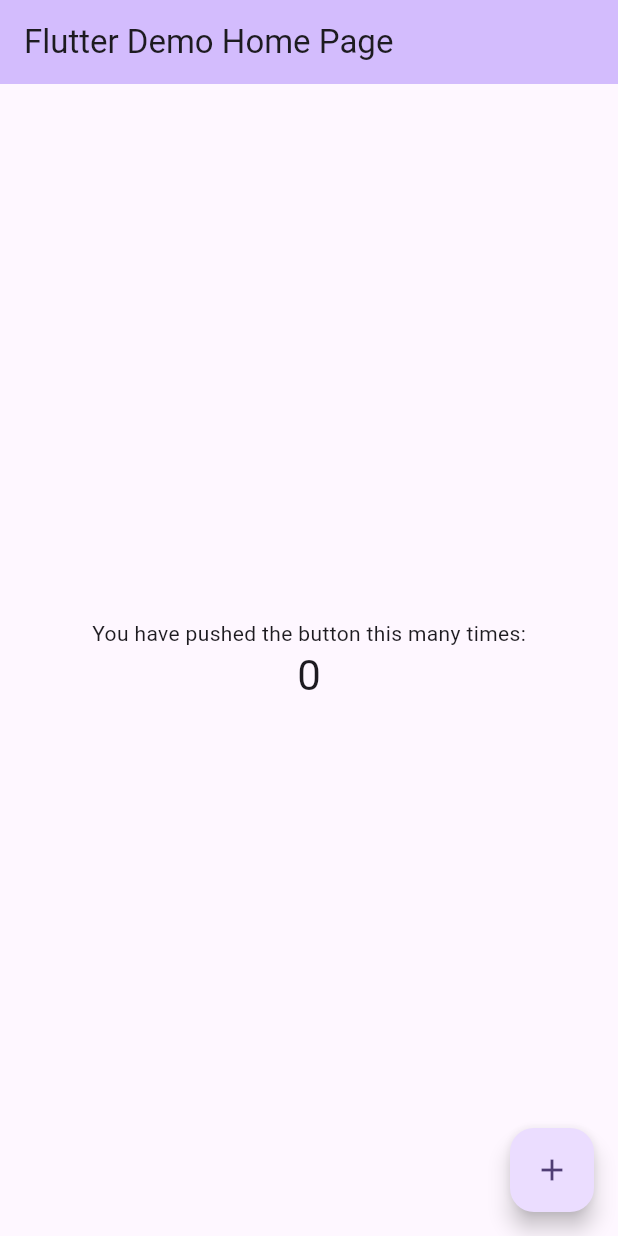
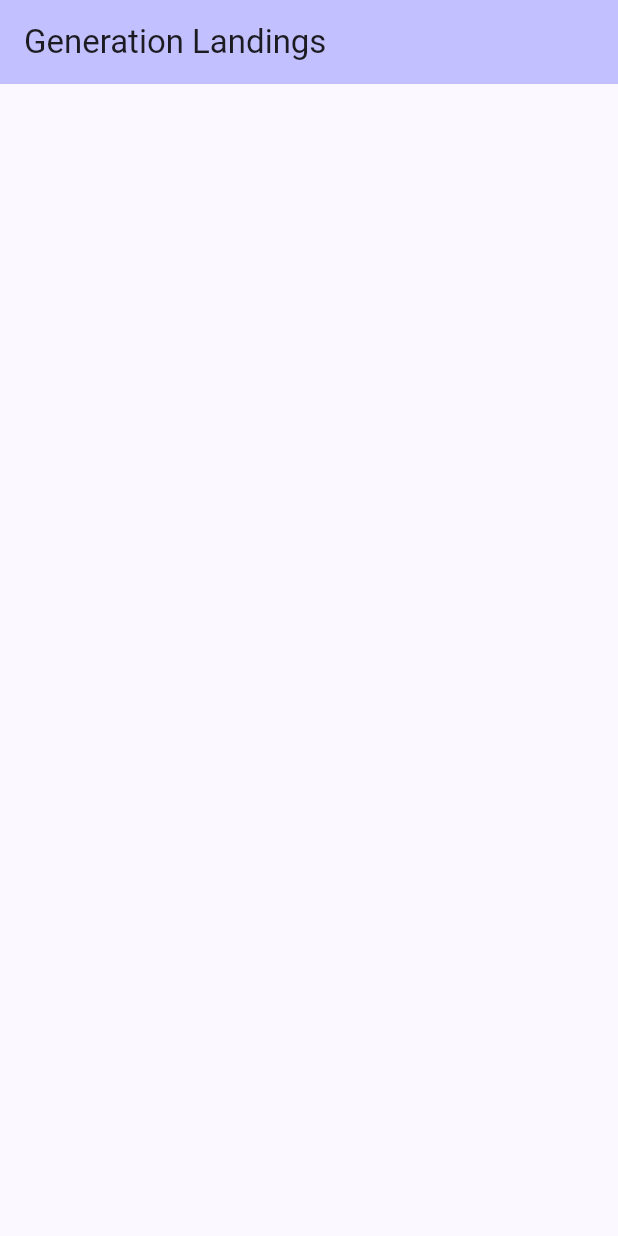
Before and after one commit to GeorgProfi/gen_landings, a Flutter app: the screen it shows after launch, on a phone screen of 412 x 824 dp. Run offline on Flutter 3.47's test engine with Material 3 defaults, Android fonts, the phone set to English and light mode, and no system bars.

Commit message:
del trash

```diff
--- a/lib/main.dart
+++ b/lib/main.dart
@@ -11,7 +11,7 @@
   @override
   Widget build(BuildContext context) {
     return MaterialApp(
-      title: 'Flutter Demo',
+      title: 'Generation Landings',
       theme: ThemeData(
         // This is the theme of your application.
         //
@@ -28,10 +28,11 @@
         //
         // This works for code too, not just values: Most code changes can be
         // tested with just a hot reload.
-        colorScheme: ColorScheme.fromSeed(seedColor: Colors.deepPurple),
+        colorScheme:
+            ColorScheme.fromSeed(seedColor: Color.fromARGB(255, 80, 68, 255)),
         useMaterial3: true,
       ),
-      home: const MyHomePage(title: 'Flutter Demo Home Page'),
+      home: const MyHomePage(title: 'Generation Landings'),
     );
   }
 }
@@ -57,17 +58,6 @@
 class _MyHomePageState extends State<MyHomePage> {
   int _counter = 0;
 
-  void _incrementCounter() {
-    setState(() {
-      // This call to setState tells the Flutter framework that something has
-      // changed in this State, which causes it to rerun the build method below
-      // so that the display can reflect the updated values. If we changed
-      // _counter without calling setState(), then the build method would not be
-      // called again, and so nothing would appear to happen.
-      _counter++;
-    });
-  }
-
   @override
   Widget build(BuildContext context) {
     // This method is rerun every time setState is called, for instance as done
@@ -86,40 +76,12 @@
         // the App.build method, and use it to set our appbar title.
         title: Text(widget.title),
       ),
-      body: Center(
-        // Center is a layout widget. It takes a single child and positions it
-        // in the middle of the parent.
-        child: Column(
-          // Column is also a layout widget. It takes a list of children and
-          // arranges them vertically. By default, it sizes itself to fit its
-          // children horizontally, and tries to be as tall as its parent.
-          //
-          // Column has various properties to control how it sizes itself and
-          // how it positions its children. Here we use mainAxisAlignment to
-          // center the children vertically; the main axis here is the vertical
-          // axis because Columns are vertical (the cross axis would be
-          // horizontal).
-          //
-          // TRY THIS: Invoke "debug painting" (choose the "Toggle Debug Paint"
-          // action in the IDE, or press "p" in the console), to see the
-          // wireframe for each widget.
-          mainAxisAlignment: MainAxisAlignment.center,
-          children: <Widget>[
-            const Text(
-              'You have pushed the button this many times:',
-            ),
-            Text(
-              '$_counter',
-              style: Theme.of(context).textTheme.headlineMedium,
-            ),
-          ],
-        ),
-      ),
-      floatingActionButton: FloatingActionButton(
-        onPressed: _incrementCounter,
-        tooltip: 'Increment',
-        child: const Icon(Icons.add),
-      ), // This trailing comma makes auto-formatting nicer for build methods.
+      body: const Center(
+          child: Text(
+        '',
+      )),
+
+      // This trailing comma makes auto-formatting nicer for build methods.
     );
   }
 }
```
